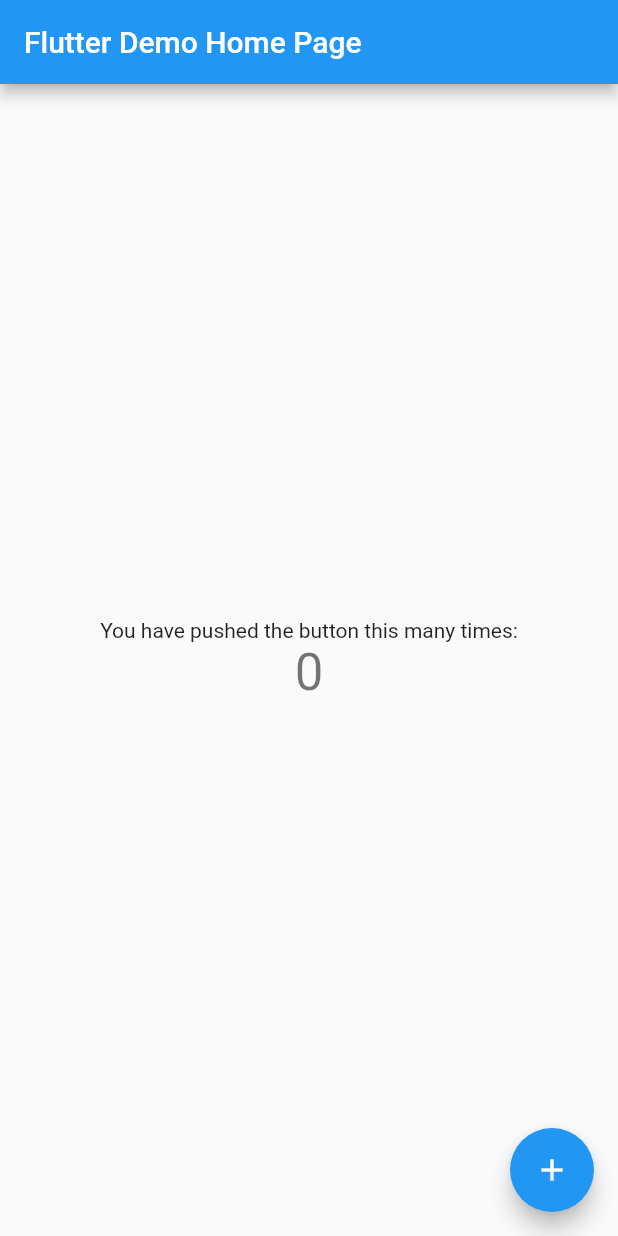
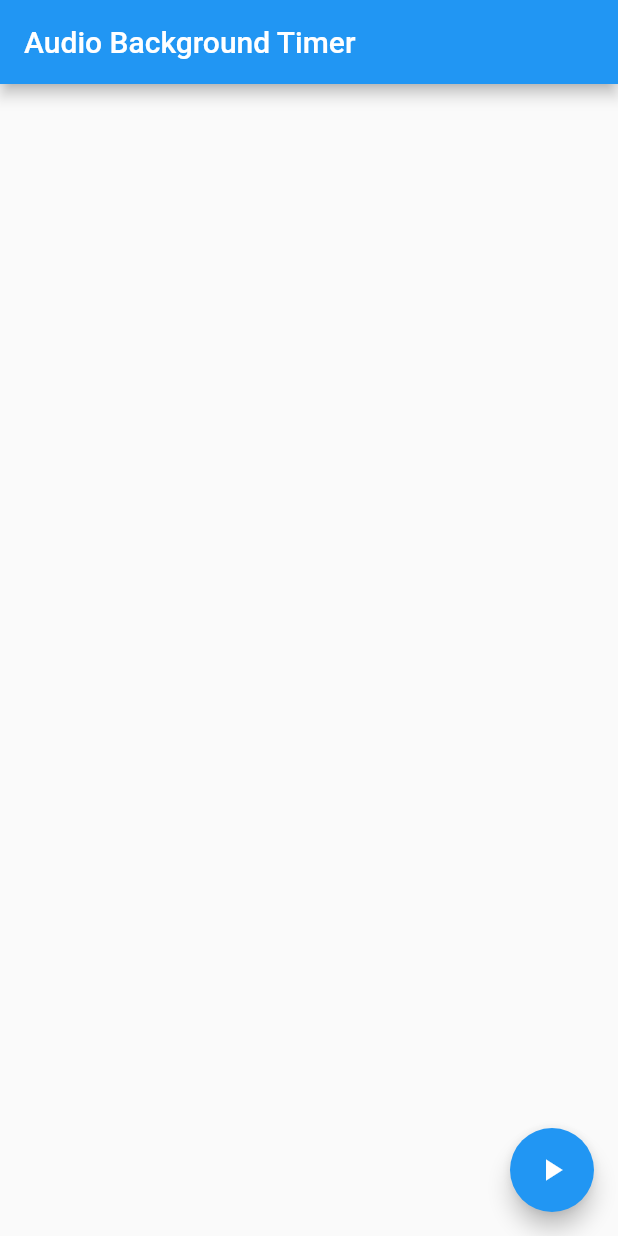
Before and after one commit to speaking-in-code/ios_audio_service, a Flutter app: the MyHomePage screen opened directly, on a phone screen of 412 x 824 dp. Run offline on Flutter 3.47's test engine with Material 2 defaults, Android fonts, the phone set to English and light mode, and no system bars; our stand-ins replace audio_service, just_audio; statements that could not run were skipped.

Commit message:
Background timer app

```diff
--- a/ios_audio/lib/main.dart
+++ b/ios_audio/lib/main.dart
@@ -1,4 +1,9 @@
+import 'dart:async';
+
+import 'package:audio_service/audio_service.dart';
 import 'package:flutter/material.dart';
+import 'package:intl/intl.dart';
+import 'package:just_audio/just_audio.dart';
 
 void main() {
   runApp(MyApp());
@@ -14,7 +19,8 @@
         primarySwatch: Colors.blue,
         visualDensity: VisualDensity.adaptivePlatformDensity,
       ),
-      home: MyHomePage(title: 'Flutter Demo Home Page'),
+      home: AudioServiceWidget(
+          child: MyHomePage(title: 'Audio Background Timer')),
     );
   }
 }
@@ -29,10 +35,30 @@
 }
 
 class _MyHomePageState extends State<MyHomePage> {
+  static final _format = DateFormat.Hms();
+
+  bool _playing = false;
   int _counter = 0;
+  DateTime _prev;
+  final _entries = <String>[];
+
+  _MyHomePageState() {
+    AudioService.customEventStream.listen((event) {
+      _incrementCounter();
+    });
+  }
 
   void _incrementCounter() {
+    final now = DateTime.now().toLocal();
+    Duration delay = Duration.zero;
+    if (_prev != null) {
+      delay = now.difference(_prev);
+    }
+    String delayStr = (delay.inMilliseconds / 1000).toStringAsFixed(2);
+    _prev = now;
     setState(() {
+      _entries.insert(
+          0, '${_format.format(now)} delay=$delayStr seconds, count=$_counter');
       _counter++;
     });
   }
@@ -43,25 +69,85 @@
       appBar: AppBar(
         title: Text(widget.title),
       ),
-      body: Center(
-        child: Column(
-          mainAxisAlignment: MainAxisAlignment.center,
-          children: <Widget>[
-            Text(
-              'You have pushed the button this many times:',
-            ),
-            Text(
-              '$_counter',
-              style: Theme.of(context).textTheme.headline4,
-            ),
-          ],
-        ),
-      ),
-      floatingActionButton: FloatingActionButton(
-        onPressed: _incrementCounter,
-        tooltip: 'Increment',
-        child: Icon(Icons.add),
-      ),
+      body: _entryList(),
+      floatingActionButton: _actionButton(),
     );
   }
+
+  Widget _entryList() {
+    return ListView.builder(
+        padding: const EdgeInsets.all(8),
+        itemCount: _entries.length,
+        itemBuilder: (BuildContext context, int index) {
+          return Container(height: 50, child: Text(_entries[index]));
+        });
+  }
+
+  FloatingActionButton _actionButton() {
+    if (_playing) {
+      return FloatingActionButton(
+        onPressed: _stop,
+        tooltip: 'Stop',
+        child: Icon(Icons.stop),
+      );
+    } else {
+      return FloatingActionButton(
+        onPressed: _play,
+        tooltip: 'Play',
+        child: Icon(Icons.play_arrow),
+      );
+    }
+  }
+
+  Future<void> _play() {
+    setState(() {
+      _playing = true;
+    });
+    return AudioService.start(
+      backgroundTaskEntrypoint: _audioPlayerTaskEntrypoint,
+      androidNotificationChannelName: 'Audio Service Demo',
+    );
+  }
+
+  Future<void> _stop() {
+    setState(() {
+      _playing = false;
+    });
+    return AudioService.stop();
+  }
 }
+
+void _audioPlayerTaskEntrypoint() async {
+  AudioServiceBackground.run(() => AudioPlayerTask());
+}
+
+class AudioPlayerTask extends BackgroundAudioTask {
+  AudioPlayer _player;
+  Timer _timer;
+
+  @override
+  Future<void> onStart(Map<String, dynamic> params) async {
+    _player = AudioPlayer();
+    await AudioServiceBackground.setState(
+      controls: [MediaControl.stop],
+      processingState: AudioProcessingState.ready,
+      playing: true,
+    );
+    _playBell(null);
+    _timer = Timer.periodic(Duration(seconds: 5), _playBell);
+  }
+
+  Future<void> _playBell(Timer unused) async {
+    AudioServiceBackground.sendCustomEvent(true);
+    await _player.setAsset('assets/cowbell.mp3');
+    await _player.play();
+  }
+
+  @override
+  Future<void> onStop() async {
+    _timer.cancel();
+    await _player.pause();
+    await _player.dispose();
+    await super.onStop();
+  }
+}
--- a/ios_audio/pubspec.yaml
+++ b/ios_audio/pubspec.yaml
@@ -9,6 +9,9 @@
   sdk: ">=2.7.0 <3.0.0"
 
 dependencies:
+  audio_service: ^0.14.1
+  intl: ^0.16.1
+  just_audio: ^0.4.3
   flutter:
     sdk: flutter
 
@@ -18,3 +21,5 @@
 
 flutter:
   uses-material-design: true
+  assets:
+    - assets/cowbell.mp3
```
Also changed, not shown: ios_audio/pubspec.lock, 8 other files.
